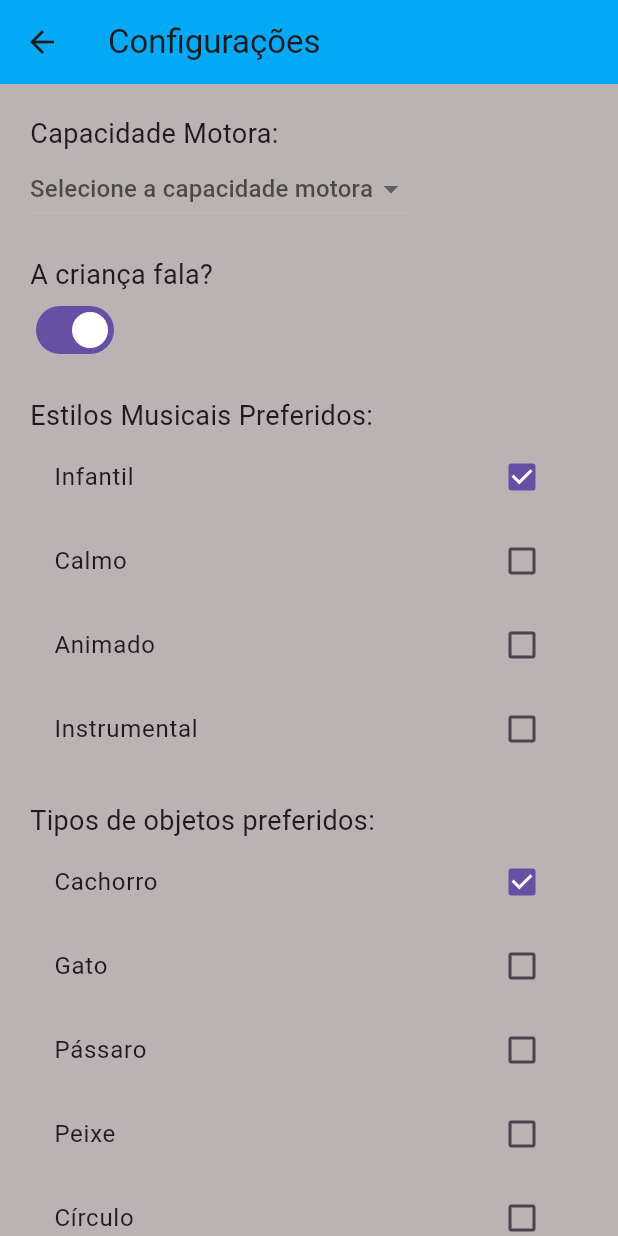
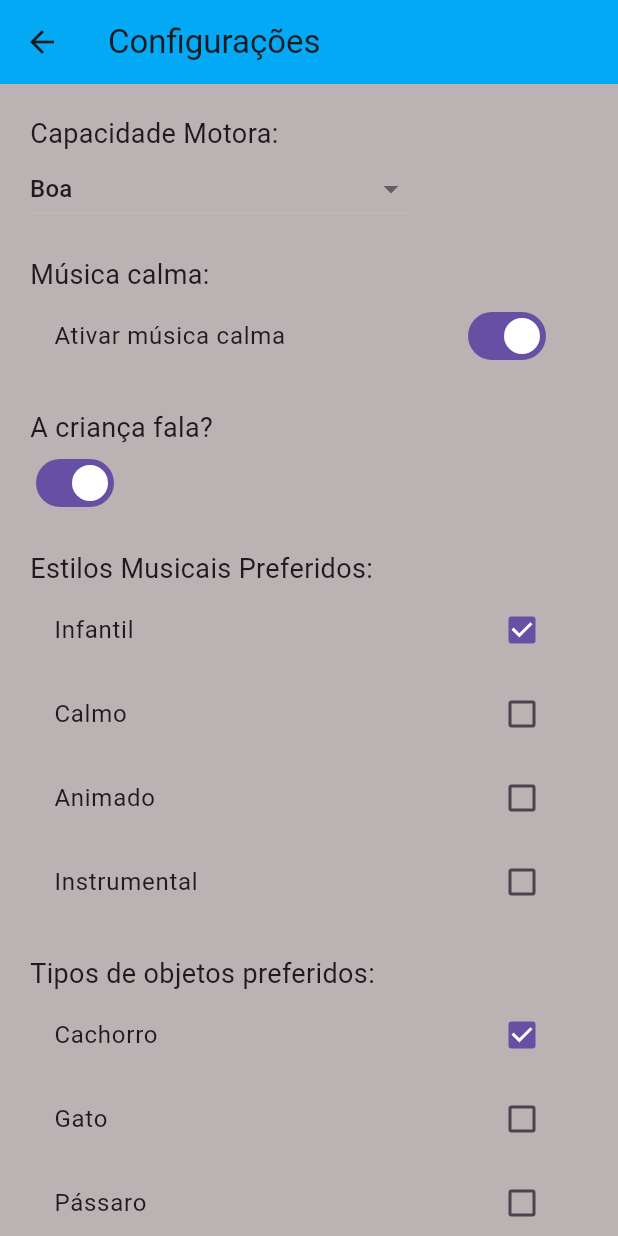
Before and after one commit to argalvao/micro_cores, a Flutter app: the screen it shows after launch, after a tap on "CONFIGURAÇÕES", on a phone screen of 412 x 824 dp. Run offline on Flutter 3.47's test engine with Material 3 defaults, Android fonts, the phone set to English and light mode, and no system bars; drawn by our look-alikes of animated_background; our stand-ins replace flutter_tts, font_awesome_flutter, google_fonts, hive, hive_flutter; accounts and stored records are empty.

```diff
--- a/lib/main.dart
+++ b/lib/main.dart
@@ -1,13 +1,25 @@
 import 'package:flutter/material.dart';
 import 'models/config.dart';
+import 'models/config_repository.dart';
 import 'screens/home_screen.dart';
+import 'package:hive_flutter/hive_flutter.dart';
 
-void main() {
-  runApp(MicroCoresApp());
+Future<void> main() async {
+  // Inicializa o Hive
+  await Hive.initFlutter();
+
+  // Carrega as configurações salvas ou cria uma nova instância com valores padrão
+  final configuracoesRepository = ConfiguracoesRepository();
+  final configuracoes = await configuracoesRepository.loadConfiguracoes();
+
+  // Executa o app com as configurações carregadas
+  runApp(MicroCoresApp(configuracoes: configuracoes));
 }
 
 class MicroCoresApp extends StatelessWidget {
-  final Configuracoes configuracoes = Configuracoes();
+  final Configuracoes configuracoes;
+
+  const MicroCoresApp({Key? key, required this.configuracoes}) : super(key: key);
 
   @override
   Widget build(BuildContext context) {
@@ -17,7 +29,7 @@ class MicroCoresApp extends StatelessWidget {
         primarySwatch: Colors.blue,
         visualDensity: VisualDensity.adaptivePlatformDensity,
       ),
-      home: HomeScreen(configuracoes: configuracoes),
+      home: HomeScreen(configuracoes: configuracoes), // HomeScreen é usada aqui
     );
   }
 }
--- /dev/null
+++ b/lib/models/config_repository.dart
@@ -0,0 +1,31 @@
+import 'package:hive/hive.dart';
+import 'config.dart';
+
+class ConfiguracoesRepository {
+  static const String boxName = 'configuracoesBox';
+
+  Future<void> saveConfiguracoes(Configuracoes config) async {
+    final box = await Hive.openBox(boxName);
+    await box.put('configuracoes', config.toMap());
+    await box.close();
+  }
+
+  Future<Configuracoes> loadConfiguracoes() async {
+    final box = await Hive.openBox(boxName);
+
+    // Corrige o tipo retornado para garantir que seja Map<String, dynamic>
+    final dynamic data = box.get('configuracoes');
+    await box.close();
+
+    if (data == null) {
+      return Configuracoes(); // Retorna valores padrão se não houver nada salvo
+    }
+
+    if (data is Map<dynamic, dynamic>) {
+      // Converte explicitamente para Map<String, dynamic>
+      return Configuracoes.fromMap(Map<String, dynamic>.from(data));
+    } else {
+      throw Exception("Dados salvos não são do tipo esperado.");
+    }
+  }
+}
--- a/lib/screens/home_screen.dart
+++ b/lib/screens/home_screen.dart
@@ -1,7 +1,6 @@
-// home_screen.dart
-
 import 'package:flutter/material.dart';
 import 'package:flutter/scheduler.dart';
+import 'package:google_fonts/google_fonts.dart'; // Import do Google Fonts
 import '../models/pixel_art_painter.dart';
 import 'settings_screen.dart';
 import 'level_selection_screen.dart'; // Import da tela de seleção de nível
@@ -19,7 +18,7 @@ class HomeScreen extends StatefulWidget {
 class _HomeScreenState extends State<HomeScreen> with SingleTickerProviderStateMixin {
   double cloudOffsetX = 0.0;
   double rainOffsetX = 0.0;
-  bool isConfigComplete = false; // Variável para monitorar a completude das configurações
+  bool isConfigComplete = false;
 
   late AnimationController _controller;
 
@@ -47,7 +46,6 @@ class _HomeScreenState extends State<HomeScreen> with SingleTickerProviderStateM
     });
   }
 
-  // Abre a tela de seleção de nível
   void _openLevelSelection() {
     Navigator.push(
       context,
@@ -76,14 +74,23 @@ class _HomeScreenState extends State<HomeScreen> with SingleTickerProviderStateM
               child: Column(
                 mainAxisAlignment: MainAxisAlignment.center,
                 children: [
+                  // Título e Subtítulo
                   Text(
-                    'MicroCores - Sons e Movimentos',
+                    'MicroCores',
                     textAlign: TextAlign.center,
-                    style: TextStyle(
-                      fontSize: 32,
+                    style: GoogleFonts.fredokaOne(
+                      fontSize: 65, // Tamanho maior para o título
                       fontWeight: FontWeight.bold,
                       color: Colors.black,
-                      fontFamily: 'Comic Sans MS',
+                    ),
+                  ),
+                  Text(
+                    'Sons e Movimentos',
+                    textAlign: TextAlign.center,
+                    style: GoogleFonts.fredokaOne(
+                      fontSize: 32, // Tamanho menor para o subtítulo
+                      fontWeight: FontWeight.normal,
+                      color: Colors.black,
                     ),
                   ),
                   SizedBox(height: 30),
--- a/lib/screens/settings_screen.dart
+++ b/lib/screens/settings_screen.dart
@@ -1,26 +1,8 @@
-import 'dart:ui';
 import 'dart:math';
+import 'package:flutter/material.dart';
 import 'package:animated_background/animated_background.dart';
-import 'package:flutter/material.dart';
 import '../models/config.dart';
-
-class ColorParticle extends Particle {
-  final double size;
-  Color color;
-
-  ColorParticle(this.color)
-      : size = 10.0,
-        super();
-
-  @override
-  void render(Canvas canvas) {
-    final paint = Paint()..color = color;
-    canvas.drawCircle(Offset(0, 0), size / 2, paint);
-  }
-
-  @override
-  void update(double time) {}
-}
+import '../models/config_repository.dart';
 
 class SettingsScreen extends StatefulWidget {
   final Configuracoes configuracoes;
@@ -44,19 +26,22 @@ class _SettingsScreenState extends State<SettingsScreen> with SingleTickerProvid
     super.initState();
     _corPreferida = widget.configuracoes.corPreferida;
     _musicaCalma = widget.configuracoes.musicaCalma;
-    _capacidadeMotora = ''; // Inicializa como string vazia
+    _capacidadeMotora = widget.configuracoes.capacidadeMotora;
     _fala = widget.configuracoes.fala;
     _estilosMusicais = List.from(widget.configuracoes.estilosMusicais);
     _objetosPreferidos = List.from(widget.configuracoes.objetosPreferidos);
   }
 
-  void _salvarConfiguracoes() {
+  void _salvarConfiguracoes() async {
     widget.configuracoes.corPreferida = _corPreferida;
     widget.configuracoes.musicaCalma = _musicaCalma;
     widget.configuracoes.capacidadeMotora = _capacidadeMotora;
     widget.configuracoes.fala = _fala;
     widget.configuracoes.estilosMusicais = List.from(_estilosMusicais);
     widget.configuracoes.objetosPreferidos = List.from(_objetosPreferidos);
+
+    final configuracoesRepository = ConfiguracoesRepository();
+    await configuracoesRepository.saveConfiguracoes(widget.configuracoes);
 
     ScaffoldMessenger.of(context).showSnackBar(
       SnackBar(content: Text("Configurações salvas com sucesso!")),
@@ -148,6 +133,19 @@ class _SettingsScreenState extends State<SettingsScreen> with SingleTickerProvid
               ),
               SizedBox(height: 20),
 
+              // Música Calma
+              Text("Música calma:", style: TextStyle(fontSize: 18)),
+              SwitchListTile(
+                title: Text("Ativar música calma"),
+                value: _musicaCalma,
+                onChanged: (bool value) {
+                  setState(() {
+                    _musicaCalma = value;
+                  });
+                },
+              ),
+              SizedBox(height: 20),
+
               // Fala
               Text("A criança fala?", style: TextStyle(fontSize: 18)),
               Switch(
--- a/pubspec.yaml
+++ b/pubspec.yaml
@@ -34,7 +34,10 @@ dependencies:
   flutter_svg: ^1.0.3
   flutter_tts: ^3.4.0
   font_awesome_flutter: ^10.1.0
-  spotify_sdk: ^2.1.0
+  hive: ^2.2.3
+  hive_flutter: ^1.1.0
+  google_fonts: ^4.0.3
+
 
 
 
```
Also changed, not shown: lib/models/config.dart (+23 -2 lines), lib/models/spotify_service.dart (deleted, +0 -55 lines), pubspec.lock, 1 other file.
